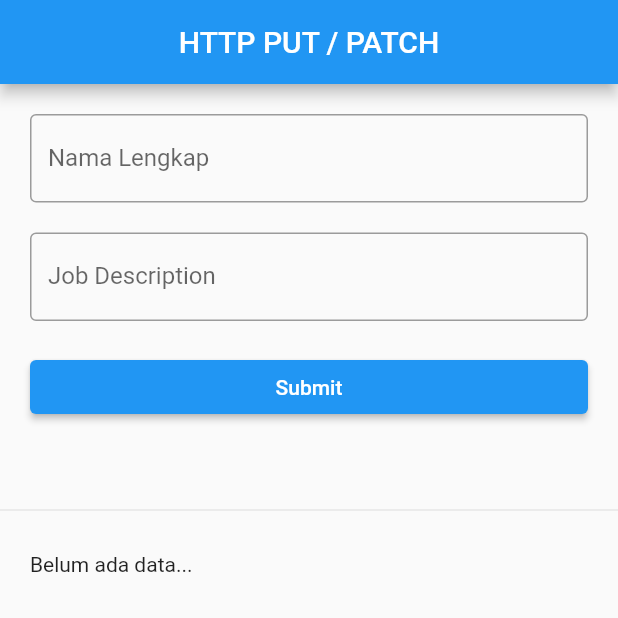
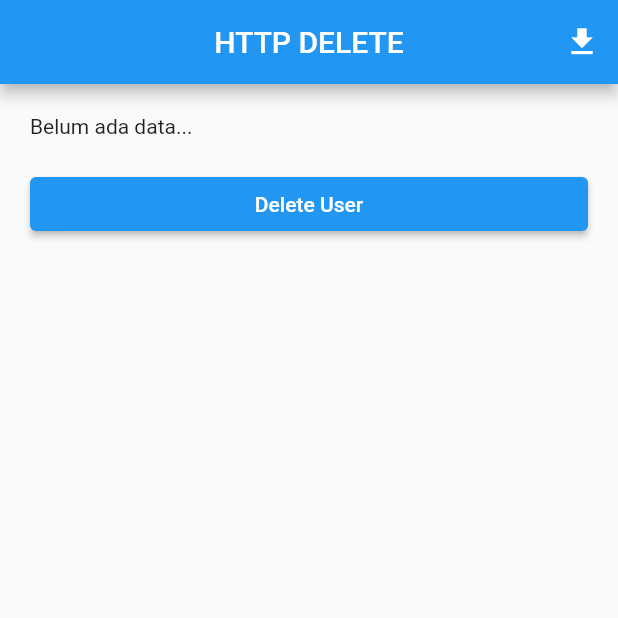
Before and after one commit to tamathecxder/myhttp, a Flutter app: the screen it shows after launch, on a phone screen of 412 x 824 dp, the top half of it. Run offline on Flutter 3.47's test engine with Material 2 defaults, Android fonts, the light colour scheme and no system bars.

Commit message:
HTTP DELETE pada flutter

```diff
--- a/lib/main.dart
+++ b/lib/main.dart
@@ -26,72 +26,61 @@ class HomePage extends StatefulWidget {
 }
 
 class _HomePageState extends State<HomePage> {
-  TextEditingController nameCtl = TextEditingController();
-  TextEditingController jobCtl = TextEditingController();
+  late String userEmail;
 
-  String resResult = "Belum ada data...";
+  @override
+  void initState() {
+    // TODO: implement initState
+    userEmail = "Belum ada data...";
+    super.initState();
+  }
 
   @override
   Widget build(BuildContext context) {
     return Scaffold(
       appBar: AppBar(
-        title: Text("HTTP PUT / PATCH"),
+        title: Text("HTTP DELETE"),
         centerTitle: true,
+        actions: [
+          IconButton(
+            onPressed: () async {
+              var response = await http.get(
+                Uri.parse("https://reqres.in/api/users/1"),
+              );
+
+              Map<String, dynamic> data =
+                  json.decode(response.body) as Map<String, dynamic>;
+
+              setState(() {
+                userEmail = data["data"]["email"];
+              });
+            },
+            icon: Icon(Icons.download),
+          ),
+        ],
       ),
       body: ListView(
+        padding: EdgeInsets.all(20),
         children: [
-          Padding(
-            padding:
-                const EdgeInsets.only(top: 20, left: 20, right: 20, bottom: 0),
-            child: TextField(
-              controller: nameCtl,
-              autocorrect: false,
-              decoration: InputDecoration(
-                border: OutlineInputBorder(),
-                labelText: "Nama Lengkap",
-              ),
-              keyboardType: TextInputType.text,
-            ),
+          Text(userEmail),
+          SizedBox(
+            height: 20,
           ),
-          Padding(
-            padding:
-                const EdgeInsets.only(top: 20, left: 20, right: 20, bottom: 0),
-            child: TextField(
-              controller: jobCtl,
-              autocorrect: false,
-              decoration: InputDecoration(
-                border: OutlineInputBorder(),
-                labelText: "Job Description",
-              ),
-              keyboardType: TextInputType.text,
-            ),
-          ),
-          Padding(
-            padding:
-                const EdgeInsets.only(top: 20, left: 20, right: 20, bottom: 0),
-            child: ElevatedButton(
-              onPressed: () async {
-                var response = await http.put(
-                  Uri.parse("https://reqres.in/api/users/2"),
-                  body: {"name": nameCtl.text, "job": jobCtl.text},
-                );
+          ElevatedButton(
+            onPressed: () async {
+              var response = await http.delete(
+                Uri.parse("https://reqres.in/api/users/1"),
+              );
 
-                Map<String, dynamic> data = json.decode(response.body);
-
+              if (response.statusCode == 204) {
                 setState(() {
-                  resResult = "${data['name']} | ${data['job']}";
+                  userEmail = "...";
                 });
-              },
-              child: Text("Submit"),
-            ),
-          ),
-          SizedBox(
-            height: 50,
-          ),
-          Divider(),
-          Padding(
-            padding: EdgeInsets.all(20),
-            child: Text(resResult),
+              } else {
+                print("Data gagal terhapus!");
+              }
+            },
+            child: Text("Delete User"),
           ),
         ],
       ),
```
